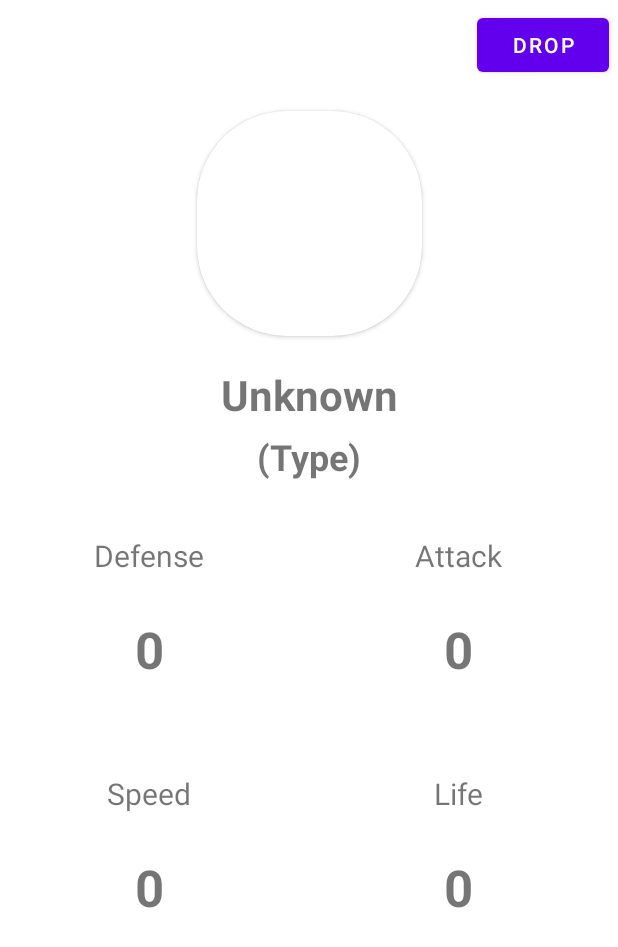
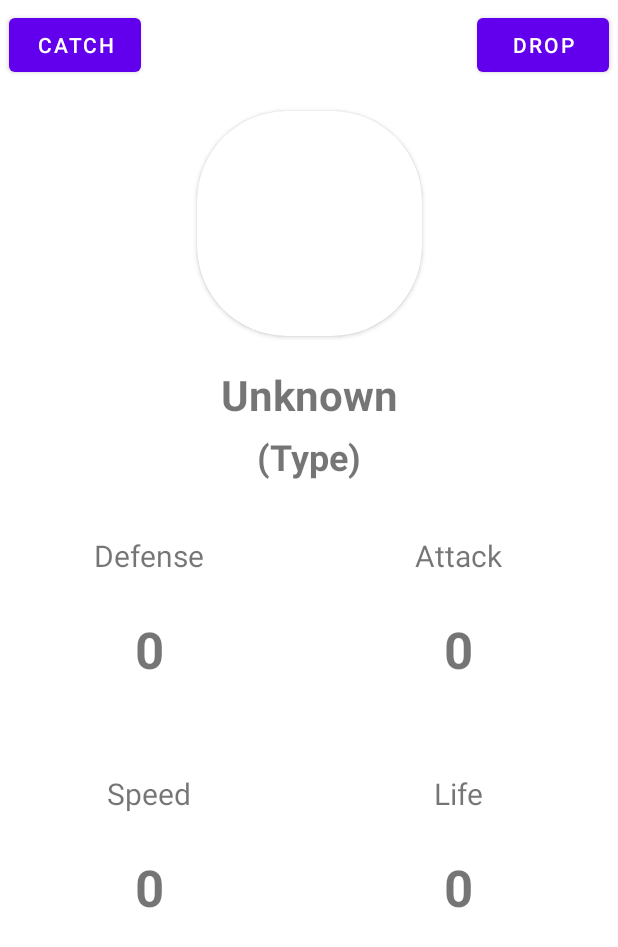
Before and after one commit to ben331/Pokedex, an Android app: the PokemonActivity screen opened directly, with no data from a screen before it, on a phone screen of 412 x 824 dp. Shown: the top 947 px of the screen. Run offline under Robolectric (Android 15) with nearby library versions, the light colour scheme and no system bars.

Commit message:
Main functions in home

```diff
--- a/app/src/main/java/edu/icesi/pokedex/PokemonAdapter.kt
+++ b/app/src/main/java/edu/icesi/pokedex/PokemonAdapter.kt
@@ -32,6 +32,11 @@ class PokemonAdapter: RecyclerView.Adapter<PokemonView>(), PokemonView.OnShowPok
         listener.show(pokemon)
     }
 
+    fun addPokemon(pokemon:Pokemon, refresh:Boolean){
+        pokedex.add(pokemon)
+        if(refresh) notifyItemInserted(pokedex.size-1)
+    }
+
     fun delete(pokemon: Pokemon) {
         val index = pokedex.indexOf(pokemon)
         pokedex.removeAt(index)
--- a/app/src/main/res/layout/activity_home.xml
+++ b/app/src/main/res/layout/activity_home.xml
@@ -31,12 +31,12 @@
         android:layout_marginTop="6dp"
         android:layout_marginEnd="4dp"
         android:text="@string/watch_btn"
-        app:layout_constraintEnd_toStartOf="@+id/catchBtn"
+        app:layout_constraintEnd_toStartOf="@+id/homeCatchBtn"
         app:layout_constraintStart_toStartOf="parent"
         app:layout_constraintTop_toBottomOf="@+id/searchTxt" />
 
     <Button
-        android:id="@+id/catchBtn"
+        android:id="@+id/homeCatchBtn"
         android:layout_width="0dp"
         android:layout_height="wrap_content"
         android:layout_marginStart="4dp"
--- a/app/src/main/res/layout/activity_pokemon.xml
+++ b/app/src/main/res/layout/activity_pokemon.xml
@@ -14,6 +14,16 @@
         android:layout_marginEnd="6dp"
         android:text="@string/drop_btn"
         app:layout_constraintEnd_toEndOf="parent"
+        app:layout_constraintTop_toTopOf="parent" />
+
+    <Button
+        android:id="@+id/pokemonCatchBtn"
+        android:layout_width="wrap_content"
+        android:layout_height="wrap_content"
+        android:layout_marginStart="6dp"
+        android:layout_marginTop="6dp"
+        android:text="@string/Catch_btn"
+        app:layout_constraintStart_toStartOf="parent"
         app:layout_constraintTop_toTopOf="parent" />
 
     <androidx.cardview.widget.CardView
--- a/app/src/main/res/values/strings.xml
+++ b/app/src/main/res/values/strings.xml
@@ -26,6 +26,7 @@
     <string name="skill_life">Life</string>
 
     //Alerts
+    <string name="not_founded">Pokemon not founded</string>
     <string name="alert_exit">want to leave Pokedex?</string>
     <string name="yes">Yes</string>
     <string name="no">No</string>
```
Also changed, not shown: app/src/main/java/edu/icesi/pokedex/HomeActivity.kt (+30 -5 lines).
